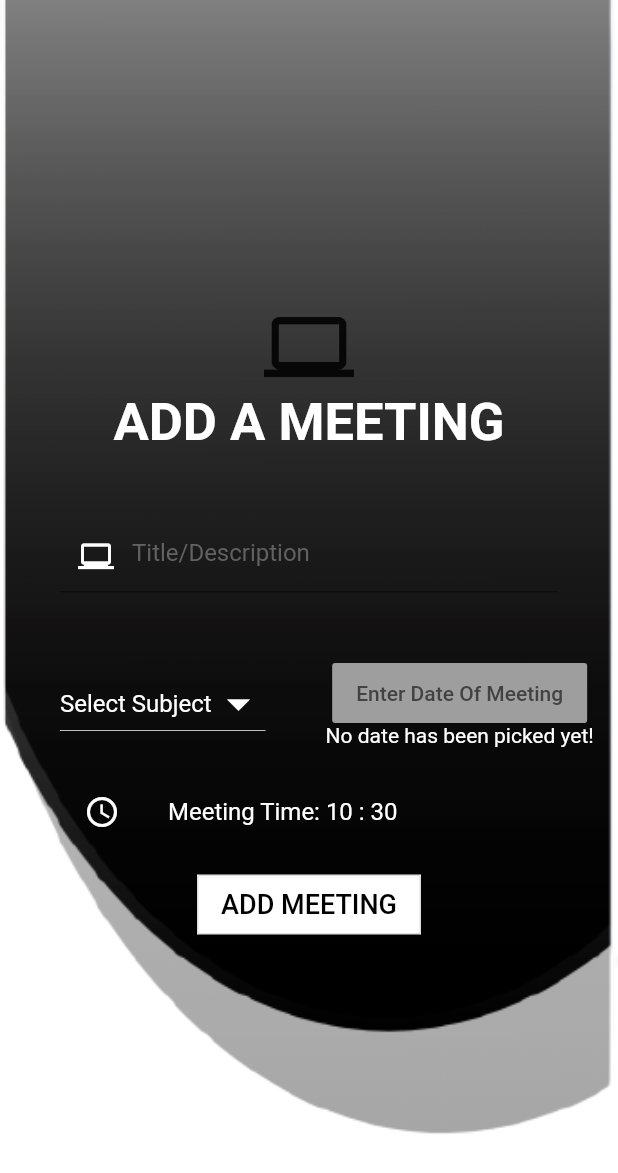
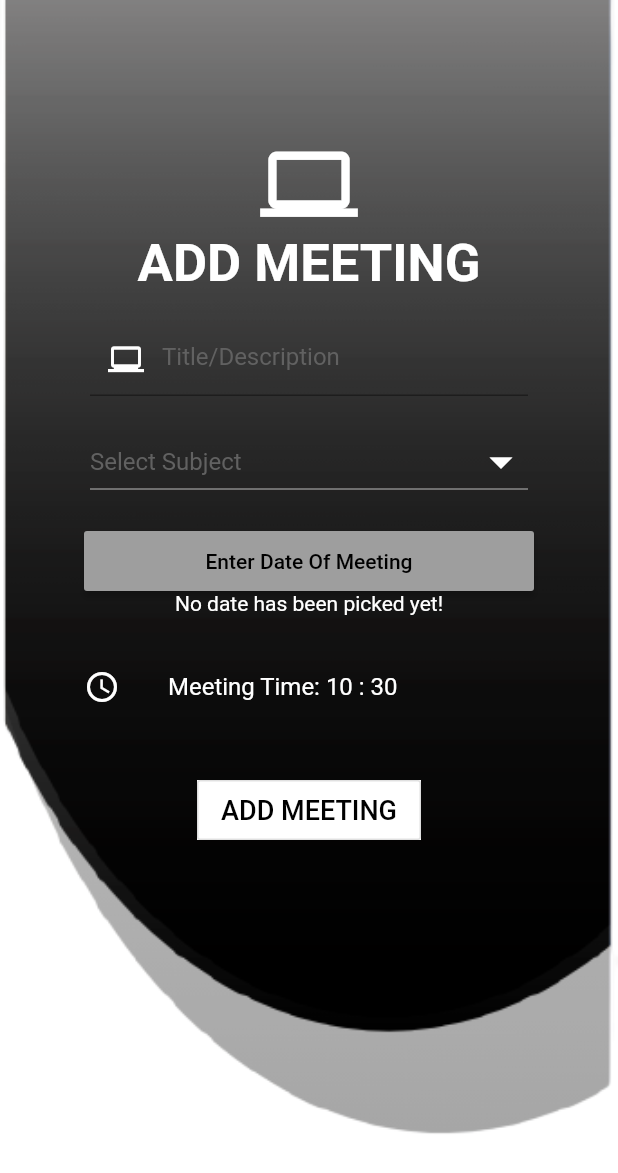
Before and after one commit to param-s-8/hw-manager, a Flutter app: the AddMeet screen opened directly, on a phone screen of 412 x 824 dp. Shown: the top 1173 px of the screen. Run offline on Flutter 3.47's test engine with Material 2 defaults, Android fonts, the phone set to English and light mode, and no system bars; our stand-ins replace cloud_firestore, firebase_auth, firebase_core, flutter_speed_dial; missing offline and left inert: firestore_ui; accounts and stored records are empty.

Commit message:
Assnmt, Meet UI improved, Speed Dial added.

```diff
--- a/lib/forms/add-meet.dart
+++ b/lib/forms/add-meet.dart
@@ -23,7 +23,7 @@ class _AddMeetState extends State<AddMeet> {
   String _subjVal, _formattedDT;
   final TextEditingController _titleController = TextEditingController();
   TimeOfDay _time , picked;
-  double _boxh = 15;
+  double _boxh = 20;
   @override
   void initState() {
     super.initState();
@@ -58,25 +58,32 @@ Future<Null> selectTime(BuildContext context) async{
                 ),
               ),
             ),
-            Center(
+            DraggableScrollableSheet(
+              initialChildSize: 1,
+              minChildSize: 1,
+              maxChildSize: 1,
+              builder: (context, scrollController){
+                return SingleChildScrollView(
+                  controller: scrollController,
+                  child: Center(
+                    child: Padding(
+                      padding: const EdgeInsets.only(top: 90.0),
                       child: Column(
-                mainAxisAlignment: MainAxisAlignment.center,
+                        mainAxisAlignment: MainAxisAlignment.start,
                         children: <Widget>[
-                  Icon(Icons.laptop,
-                  size: 60,
-                  ),
+                          Icon(Icons.laptop, size: 65, color: Colors.white,),
                           Text(
-                    "ADD A MEETING",
+                            "ADD MEETING",
                             style: TextStyle(
                               color: Colors.white,
                               fontSize: 35,
                               fontWeight: FontWeight.bold,
                             ),
                           ),
-                  SizedBox(height: _boxh*3),
+                          SizedBox(height: _boxh),
                           Container(
-                    height: 50,
-                    margin: EdgeInsets.only(left:40,right:40),
+                            //height: 50,
+                            margin: EdgeInsets.only(left:60,right:60),
                             child: TextFormField(
                               controller: _titleController,
                               style: TextStyle(fontSize: 16, color: Colors.white),
@@ -87,21 +94,19 @@ Future<Null> selectTime(BuildContext context) async{
                                 hintText: 'Title/Description',
                                 hintStyle: TextStyle(color: Colors.grey[700]),
                                 fillColor: Colors.white.withOpacity(0.9),
-
                               ),
                             ),
                           ),
-                  SizedBox(height: _boxh*3),
-                  Row(
-                    children: <Widget>[
+                          SizedBox(height: _boxh),
                           Container(
                             height: 50,
-                        margin: EdgeInsets.only(left:40,right:40),
+                            margin: EdgeInsets.only(left:60,right:60),
                             child: DropdownButton(
+                              isExpanded: true,
                               hint: Text(
                                 'Select Subject',
                                 style: TextStyle(
-                                color: Colors.white,
+                                  color: Colors.grey[700],
                                 ),
                               ),
                               dropdownColor: Colors.white,
@@ -128,16 +133,16 @@ Future<Null> selectTime(BuildContext context) async{
                               }).toList(),
                             ),
                           ),
-                      Column(
-                        children: <Widget>[
+                          SizedBox(height: _boxh),
                           Container(
                             height: 40,
+                            width: 300,
                             child: RaisedButton(
                               color: Colors.grey,
                               child: Text(
                                 _dateTime != null ? 'Pick another date' : 'Enter Date Of Meeting',
                                 style: TextStyle(
-                                  color: Colors.grey[800],
+                                  color: Colors.black,
                                 ),
                               ),
                               onPressed: (){
@@ -164,10 +169,6 @@ Future<Null> selectTime(BuildContext context) async{
                               ),
                             ),
                           ),
-                        ],
-                      ),
-                    ],
-                  ),
                           SizedBox(height: _boxh),
                           Container(
                             height: 40,
@@ -179,16 +180,14 @@ Future<Null> selectTime(BuildContext context) async{
                                   color: _time!=null ? Colors.white : Colors.grey[700],
                                 ),
                               ),
-                      leading: Icon(Icons.access_time,
-                      color: Colors.white,
-                      ),
+                              leading: Icon(Icons.access_time, color: Colors.white,),
                               onTap: () {
                                 selectTime(context);
                                 print(_time);
                               },
                             ),
                           ),
-                  SizedBox(height: 30,),
+                          SizedBox(height: 50,),
                           Container(
                             height: 40,
                             margin: EdgeInsets.only(left:40,right:40),
@@ -206,6 +205,10 @@ Future<Null> selectTime(BuildContext context) async{
                           ),
                         ],
                       ),
+                    ),
+                  ),
+                );
+              }
             ),
           ],
         ),
--- a/lib/screens/main_drawer.dart
+++ b/lib/screens/main_drawer.dart
@@ -28,7 +28,7 @@ class MainDrawer extends StatelessWidget {
                     margin: EdgeInsets.only(top: 30,bottom: 10),
                     decoration: BoxDecoration(
                       shape: BoxShape.circle,
-                      image: DecorationImage(image: NetworkImage('https://image.shutterstock.com/image-vector/user-member-vector-icon-ui-260nw-1180939933.jpg'),
+                      image: DecorationImage(image: AssetImage('media/user.jpg'),
                       fit: BoxFit.fill),
 
                     ),
--- a/pubspec.yaml
+++ b/pubspec.yaml
@@ -27,6 +27,7 @@ dependencies:
   firebase_auth:
   cloud_firestore:
   firestore_ui:
+  flutter_speed_dial: ^1.2.5
 
 
 
```
Also changed, not shown: lib/forms/add-asnmt.dart (+30 -29 lines), lib/forms/addSubjects.dart (+39 -32 lines), lib/screens/home_screen.dart (+10 -5 lines), lib/screens/showlist.dart (+25 -5 lines), pubspec.lock. Lines whose indentation alone changed are shown as unchanged.
